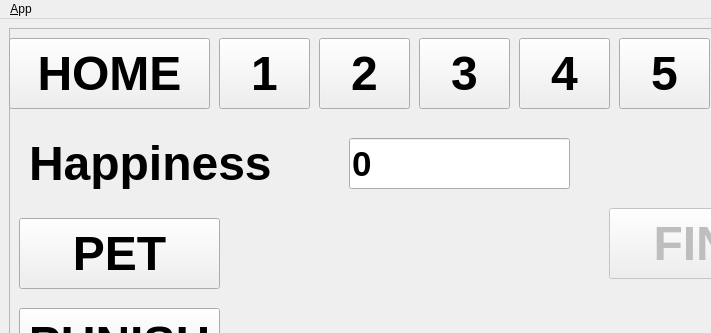
This is ui/main_window.ui in Room1104/qtgui as Qt 5 draws it before an edit; both pictures show x 0 to 711 and y 0 to 333 of the 944 by 704 pixel window. The edited form follows.
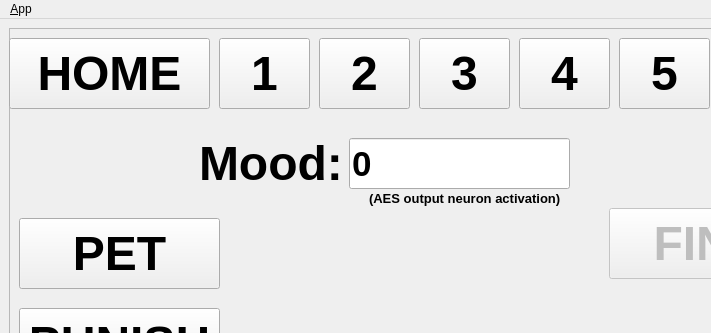
This is the edited form. Icons and pictures are not drawn.

Commit message: tweaked front end

Diff of the .ui file:
```diff
--- a/ui/main_window.ui
+++ b/ui/main_window.ui
@@ -56,9 +56,9 @@
       <widget class="QLabel" name="label">
        <property name="geometry">
         <rect>
-         <x>20</x>
+         <x>190</x>
          <y>110</y>
-         <width>271</width>
+         <width>141</width>
          <height>51</height>
         </rect>
        </property>
@@ -66,7 +66,7 @@
         <string notr="true">font: bold 36pt &quot;Ubuntu&quot;;</string>
        </property>
        <property name="text">
-        <string>Happiness</string>
+        <string>Mood:</string>
        </property>
       </widget>
       <widget class="QLineEdit" name="hlevel">
@@ -311,6 +311,24 @@
         <string>FIND</string>
        </property>
       </widget>
+      <widget class="QLabel" name="label_2">
+       <property name="geometry">
+        <rect>
+         <x>360</x>
+         <y>160</y>
+         <width>211</width>
+         <height>21</height>
+        </rect>
+       </property>
+       <property name="font">
+        <font>
+         <pointsize>10</pointsize>
+        </font>
+       </property>
+       <property name="text">
+        <string>(AES output neuron activation)</string>
+       </property>
+      </widget>
      </widget>
     </item>
    </layout>
```
